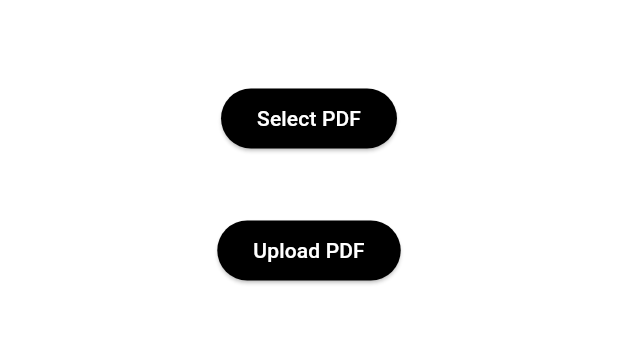
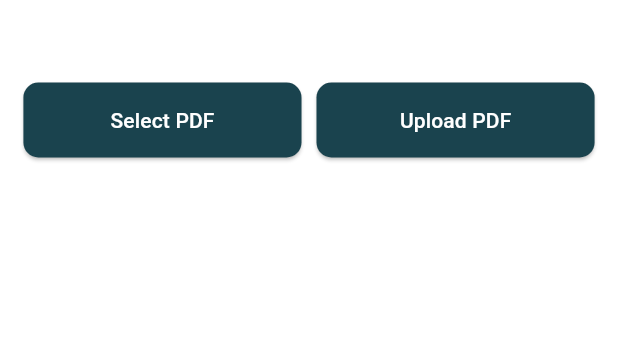
Before and after one commit to akuldeepj/SummarizeAI-2.0, a Flutter app: the MindMapScreen screen opened directly, on a phone screen of 412 x 824 dp, the part 84-428 px from its top. Run offline on Flutter 3.47's test engine with Material 3 defaults, Android fonts, the phone set to English and light mode, and no system bars; our stand-ins replace device_info_plus, file_picker, flutter_local_notifications, shared_preferences, webview_flutter, youtube_player_flutter; missing offline and left inert: flutter_background_service, flutter_background_service_android, syncfusion_flutter_pdfviewer; accounts and stored records are empty.

Commit message:
changed the buttons in mindmap

```diff
--- a/lib/screens/flowchart.dart
+++ b/lib/screens/flowchart.dart
@@ -137,6 +137,8 @@ class _MindMapScreenState extends State<MindMapScreen> with SingleTickerProvider
 
   @override
   Widget build(BuildContext context) {
+    final screenSize = MediaQuery.of(context).size;
+
     return Scaffold(
       drawer: navbar(),
       appBar: AppBar(title: Text('Mind Map'),),
@@ -151,12 +153,39 @@ class _MindMapScreenState extends State<MindMapScreen> with SingleTickerProvider
                   const SizedBox(height: 5), // Adjust the height to move everything down
                   Container(
                     margin: EdgeInsets.only(top: 50),
-                    child: ElevatedButton(
-                      onPressed: _pickPDF,
-                      child: Text('Select PDF', style: TextStyle(color: Colors.white)),
-                      style: ElevatedButton.styleFrom(
-                        backgroundColor: Colors.black,
-                      ),
+                    child: Row(
+                      mainAxisAlignment: MainAxisAlignment.center,
+                      children: [
+                        Container(
+                          width: screenSize.width * 0.45, // Adjust button width here
+                          child: ElevatedButton(
+                            onPressed: _pickPDF,
+                            child: Text('Select PDF', style: TextStyle(color: Colors.white)),
+                            style: ElevatedButton.styleFrom(
+                              shape: RoundedRectangleBorder(
+                                borderRadius: BorderRadius.circular(10.0), // Rounded corners
+                              ),
+                              padding: EdgeInsets.symmetric(vertical: 15.0), // Adjust button height
+                              backgroundColor: Color.fromARGB(255, 26, 67, 78),
+                            ),
+                          ),
+                        ),
+                        const SizedBox(width: 10), // Add spacing between buttons
+                        Container(
+                          width: screenSize.width * 0.45, // Adjust button width here
+                          child: ElevatedButton(
+                            onPressed: _uploadPDF,
+                            child: Text('Upload PDF', style: TextStyle(color: Colors.white)),
+                            style: ElevatedButton.styleFrom(
+                              shape: RoundedRectangleBorder(
+                                borderRadius: BorderRadius.circular(10.0), // Rounded corners
+                              ),
+                              padding: EdgeInsets.symmetric(vertical: 15.0), // Adjust button height
+                              backgroundColor: Color.fromARGB(255, 26, 67, 78),
+                            ),
+                          ),
+                        ),
+                      ],
                     ),
                   ),
                   SizedBox(height: 20),
@@ -168,14 +197,6 @@ class _MindMapScreenState extends State<MindMapScreen> with SingleTickerProvider
                         child: SfPdfViewer.file(_selectedFile!),
                       ),
                     ),
-                  SizedBox(height: 20),
-                  ElevatedButton(
-                    onPressed: _uploadPDF,
-                    child: Text('Upload PDF', style: TextStyle(color: Colors.white)),
-                    style: ElevatedButton.styleFrom(
-                      backgroundColor: Colors.black,
-                    ),
-                  ),
                   SizedBox(height: 20),
                   if (_mindMapCode.isNotEmpty)
                     FadeTransition(
--- a/lib/utils/secret.dart
+++ b/lib/utils/secret.dart
@@ -1,2 +1,2 @@
 // constants.dart
-const String IPAddress = "http://192.168.29.101:8000";
+const String IPAddress = "http://192.168.205.125:8000";
```
